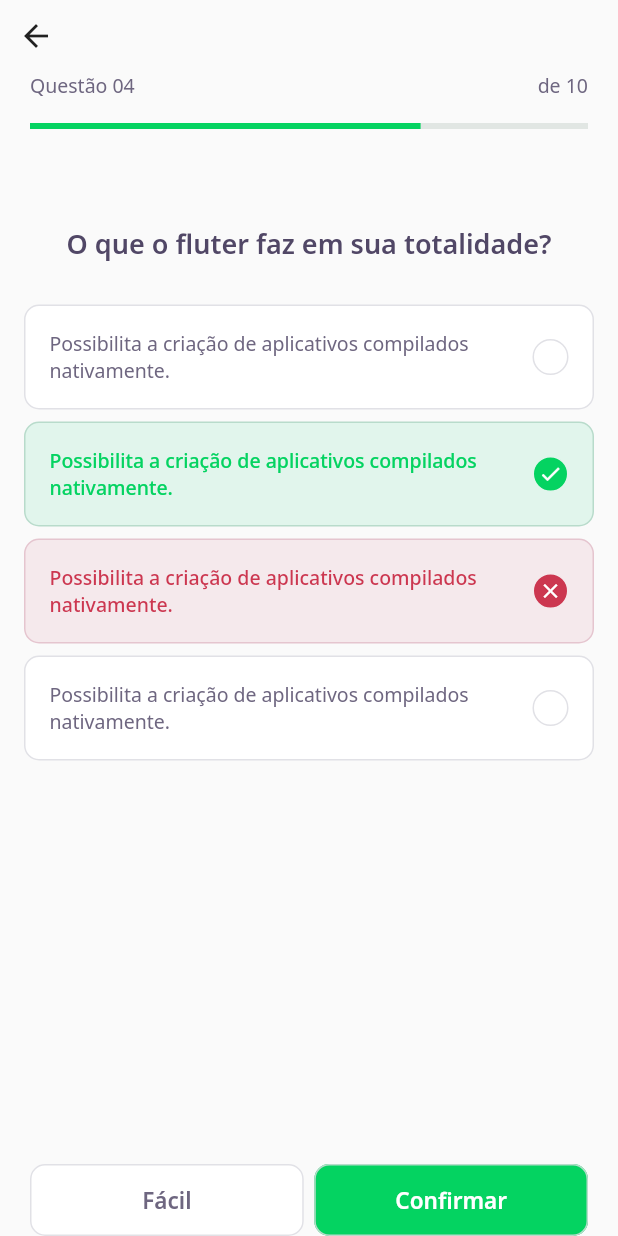
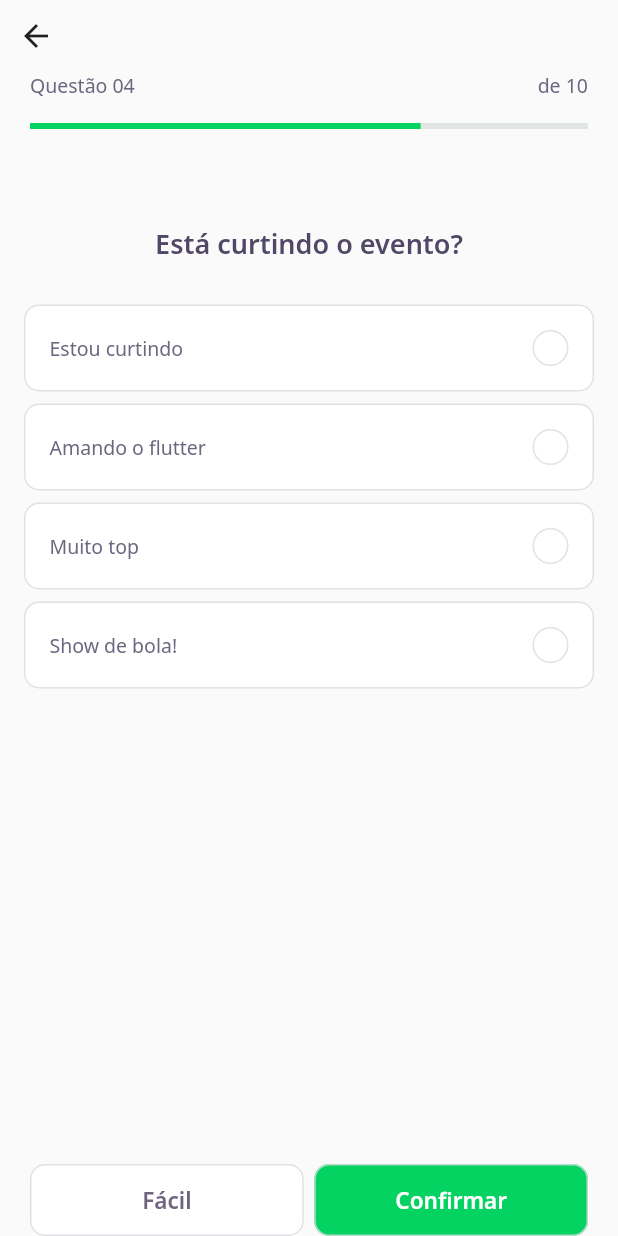
Before and after one commit to JohnEmerson1406/devquiz, a Flutter app: the screen it shows after launch, after a tap on "NLW 5 Flutter", on a phone screen of 412 x 824 dp. Run offline on Flutter 3.47's test engine with Material 2 defaults, Android fonts, the phone set to English and light mode, and no system bars; our stand-ins replace google_fonts; accounts and stored records are empty; network calls fail.

```diff
--- a/lib/challenge/challenge_page.dart
+++ b/lib/challenge/challenge_page.dart
@@ -1,9 +1,13 @@
 import 'package:devquiz/challenge/widgets/next_button/next_button_widget.dart';
 import 'package:devquiz/challenge/widgets/question_indicator/question_indicator_widget.dart';
 import 'package:devquiz/challenge/widgets/quiz/quiz_widget.dart';
+import 'package:devquiz/shared/models/question_model.dart';
 import 'package:flutter/material.dart';
 
 class ChallengePage extends StatefulWidget {
+  final List<QuestionModel> questions;
+  ChallengePage({Key? key, required this.questions}) : super(key: key);
+
   @override
   _ChallengePageState createState() => _ChallengePageState();
 }
@@ -26,7 +30,7 @@ class _ChallengePageState extends State<ChallengePage> {
         ),
       ),
       body: QuizWidget(
-        title: 'O que o fluter faz em sua totalidade?',
+        question: widget.questions[0],
       ),
       bottomNavigationBar: SafeArea(
         bottom: true,
--- a/lib/challenge/widgets/quiz/quiz_widget.dart
+++ b/lib/challenge/widgets/quiz/quiz_widget.dart
@@ -1,10 +1,11 @@
 import 'package:devquiz/challenge/widgets/answer/answer_widget.dart';
 import 'package:devquiz/core/app_text_styles.dart';
+import 'package:devquiz/shared/models/question_model.dart';
 import 'package:flutter/material.dart';
 
 class QuizWidget extends StatelessWidget {
-  final String title;
-  const QuizWidget({Key? key, required this.title}) : super(key: key);
+  final QuestionModel question;
+  const QuizWidget({Key? key, required this.question}) : super(key: key);
 
   @override
   Widget build(BuildContext context) {
@@ -15,28 +16,20 @@ class QuizWidget extends StatelessWidget {
             height: 64,
           ),
           Text(
-            title,
+            question.title,
             style: AppTextStyles.heading,
           ),
           SizedBox(
             height: 24,
           ),
-          AnswerWidget(
-              title:
-                  'Possibilita a criação de aplicativos compilados nativamente.'),
-          AnswerWidget(
-              isRight: true,
-              isSelected: true,
-              title:
-                  'Possibilita a criação de aplicativos compilados nativamente.'),
-          AnswerWidget(
-              isRight: false,
-              isSelected: true,
-              title:
-                  'Possibilita a criação de aplicativos compilados nativamente.'),
-          AnswerWidget(
-              title:
-                  'Possibilita a criação de aplicativos compilados nativamente.'),
+          ...question.answers
+              .map(
+                (e) => AnswerWidget(
+                  title: e.title,
+                  isRight: e.isRight,
+                ),
+              )
+              .toList(),
         ],
       ),
     );
--- a/lib/home/home_controller.dart
+++ b/lib/home/home_controller.dart
@@ -1,8 +1,6 @@
 import 'package:devquiz/core/core.dart';
 import 'package:devquiz/home/home_repository.dart';
 import 'package:devquiz/home/home_state.dart';
-import 'package:devquiz/shared/models/answer_model.dart';
-import 'package:devquiz/shared/models/question_model.dart';
 import 'package:devquiz/shared/models/quiz_model.dart';
 import 'package:devquiz/shared/models/user_model.dart';
 import 'package:flutter/widgets.dart';
--- a/lib/home/home_page.dart
+++ b/lib/home/home_page.dart
@@ -68,7 +68,9 @@ class _HomePageState extends State<HomePage> {
                               Navigator.push(
                                 context,
                                 MaterialPageRoute(
-                                  builder: (context) => ChallengePage(),
+                                  builder: (context) => ChallengePage(
+                                    questions: e.questions,
+                                  ),
                                 ),
                               );
                             },
```
